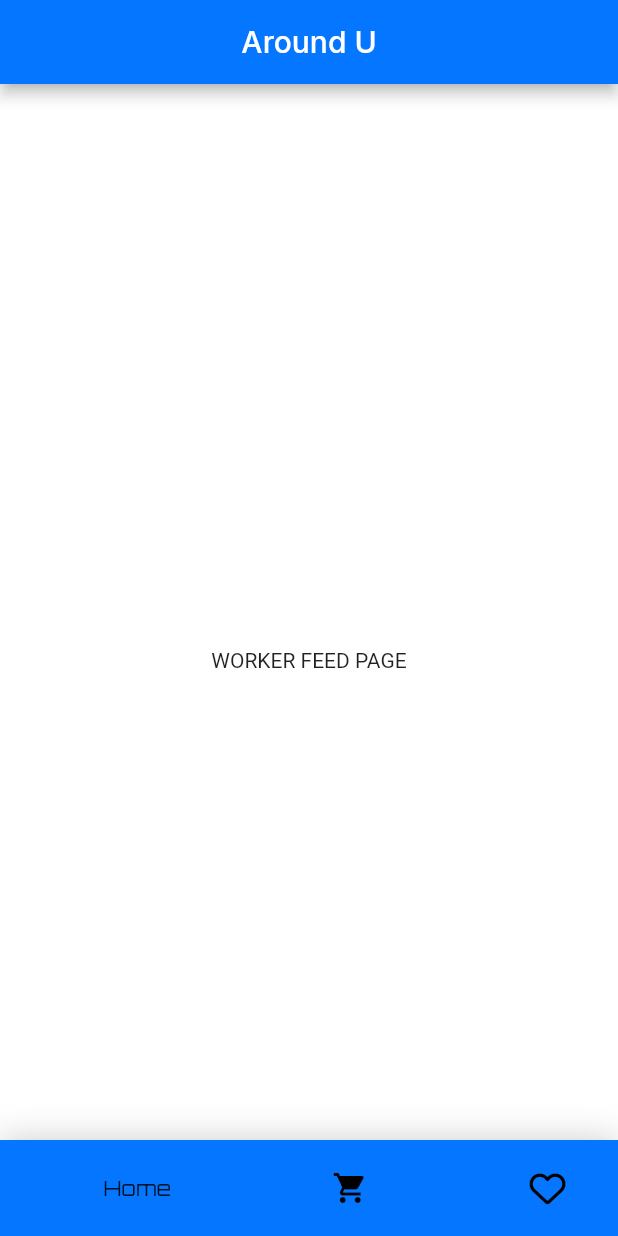
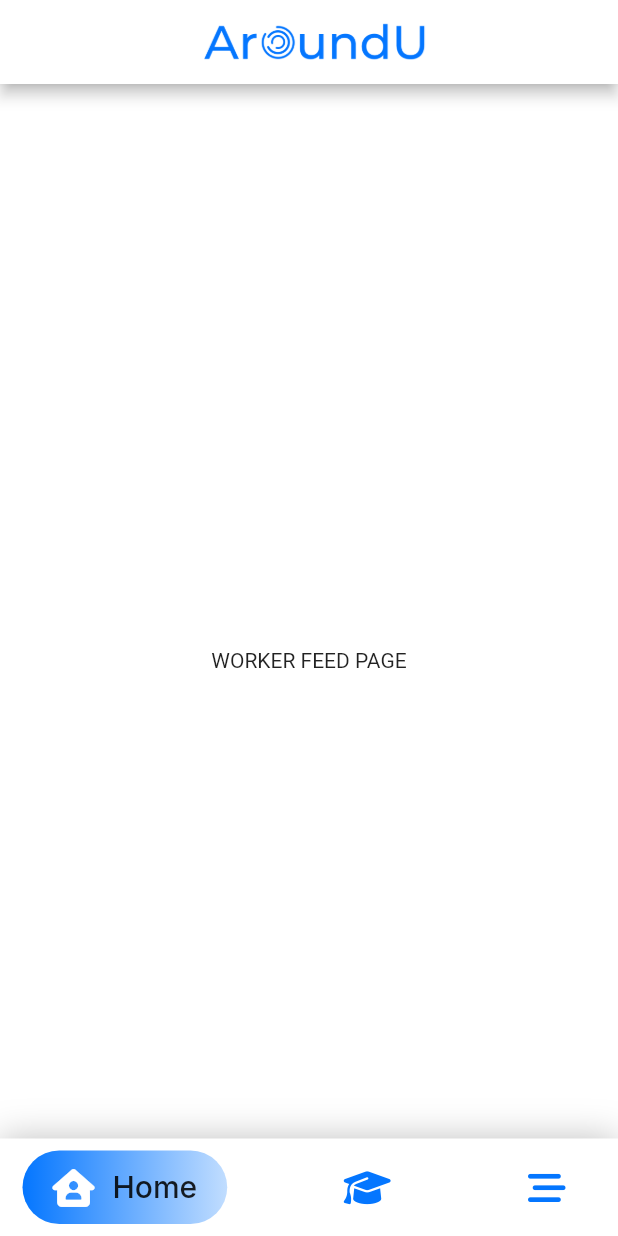
Before and after one commit to BlockchainResearchLab/AroundU, a Flutter app: the screen it shows after launch, on a phone screen of 412 x 824 dp. Run offline on Flutter 3.47's test engine with Material 2 defaults, Android fonts, the phone set to English and light mode, and no system bars; drawn by our look-alikes of google_nav_bar; our stand-ins replace flutter_otp_text_field, font_awesome_flutter, google_fonts, smooth_page_indicator, video_player.

Commit message:
Workers Routing Page Nav Bar Added

```diff
--- a/lib/main.dart
+++ b/lib/main.dart
@@ -38,6 +38,7 @@ class AroundU extends StatelessWidget {
         '/login': (context) => const LoginScreen(),
         '/registration': (context) => const RegistrationPage(),
         '/pprofile': (context) => const ProviderProfilePage(),
+        '/wprofile': (context) => const WorkerProfilePage(),
         '/wrouting': (context) => const WorkerRoutingPage(),
         '/prouting': (context) => const ProvidersRoutingPage(),
       },
--- a/lib/workers/workers_routing_page.dart
+++ b/lib/workers/workers_routing_page.dart
@@ -1,9 +1,9 @@
+import 'package:flutter/cupertino.dart';
 import 'package:flutter/material.dart';
 import 'package:font_awesome_flutter/font_awesome_flutter.dart';
 import 'package:google_fonts/google_fonts.dart';
 import 'package:google_nav_bar/google_nav_bar.dart';
 import 'package:tech_sprint_hackathon/Routes/routes.dart';
-
 import '../constants/constants.dart';
 
 int _currentIndex = 0;
@@ -24,20 +24,20 @@ class _WorkerRoutingPageState extends State<WorkerRoutingPage> {
         backgroundColor: Colors.green,  //TODO:CHANGES
         appBar: AppBar(
           centerTitle: true,
-          backgroundColor: AppTheme.primaryColor,
-          title: Text(
-            "Around U",
-            style: GoogleFonts.inter(),
+          backgroundColor: Colors.white,
+          title: Padding(
+            padding: const EdgeInsets.only(left: 10.0),
+            child: SizedBox(width:150,child: Image.asset(ImageLink.mLogo),),
           ),
         ),
         body: WorkerRoutes.allWorkerPages.elementAt(_currentIndex),
         bottomNavigationBar: Container(
           decoration: BoxDecoration(
-            color: AppTheme.primaryColor,
+            color: Colors.white,
             boxShadow: [
               BoxShadow(
                 blurRadius: 20,
-                color: Colors.black.withOpacity(.2),
+                color: Colors.black.withOpacity(.25),
               ),
             ],
           ),
@@ -48,36 +48,54 @@ class _WorkerRoutingPageState extends State<WorkerRoutingPage> {
                 vertical: 8,
               ),
               child: GNav(
-                textStyle: GoogleFonts.orbitron(),
+                textStyle: GoogleFonts.inter(
+                  fontSize: 20,
+                  fontWeight: FontWeight.w500,
+                ),
                 haptic: true,
-                // tabBackgroundGradient: const LinearGradient(
-                //   colors: [
-                //     AppTheme.highlightColor,
-                //     AppTheme.highlightColor2,
-                //   ],
-                // ),
-                // rippleColor: AppTheme.highlightColor,
-                // hoverColor: AppTheme.secondaryColor,
+                tabBackgroundGradient: LinearGradient(
+                  colors: [
+                    AppTheme.primaryColor,
+                    AppTheme.shadowColor,
+                  ],
+                ),
+                tabBackgroundColor: AppTheme.primaryColor,
+                rippleColor: AppTheme.shadowColor,
+                // hoverColor: Colors.black38,
                 gap: 10,
-                activeColor: AppTheme.primaryColor,
+                activeColor: Colors.white,
                 iconSize: 24,
                 padding:
                 const EdgeInsets.symmetric(horizontal: 20, vertical: 12),
                 duration: const Duration(milliseconds: 300),
-                // tabBackgroundColor: AppTheme.secondaryColor,
-                // color: AppTheme.highlightColor2,
+                color: AppTheme.primaryColor,
                 tabs: const [
                   GButton(
-                    icon: FontAwesomeIcons.house,
+                    backgroundColor: Colors.white,
+                    icon: FontAwesomeIcons.houseUser,
+                    iconSize: 25,
+                    gap: 15,
                     text: 'Home',
+                    textColor: Colors.white,
+                    textSize: 40,
                   ),
                   GButton(
-                    icon: Icons.shopping_cart,
-                    text: 'SKill',
+                    backgroundColor: Colors.white,
+                    icon: FontAwesomeIcons.graduationCap,
+                    iconSize: 25,
+                    text: 'Skill',
+                    gap: 15,
+                    textColor: Colors.red,
+                    textSize: 40,
                   ),
                   GButton(
-                    icon: FontAwesomeIcons.heart,
+                    backgroundColor: Colors.white,
+                    icon: FontAwesomeIcons.barsStaggered,
+                    iconSize: 25,
                     text: 'Menu',
+                    gap: 15,
+                    textColor: Colors.white,
+                    textSize: 40,
                   ),
                 ],
                 selectedIndex: _currentIndex,
--- a/pubspec.yaml
+++ b/pubspec.yaml
@@ -45,6 +45,7 @@ dependencies:
   flutter_otp_text_field: ^1.1.1
   google_nav_bar: ^5.0.6
   font_awesome_flutter: ^10.4.0
+  firebase_messaging: ^14.2.4
 
 dev_dependencies:
   flutter_test:
```
Also changed, not shown: lib/workers/worker_profile_page.dart (+56 -41 lines), pubspec.lock, 1 other file.
